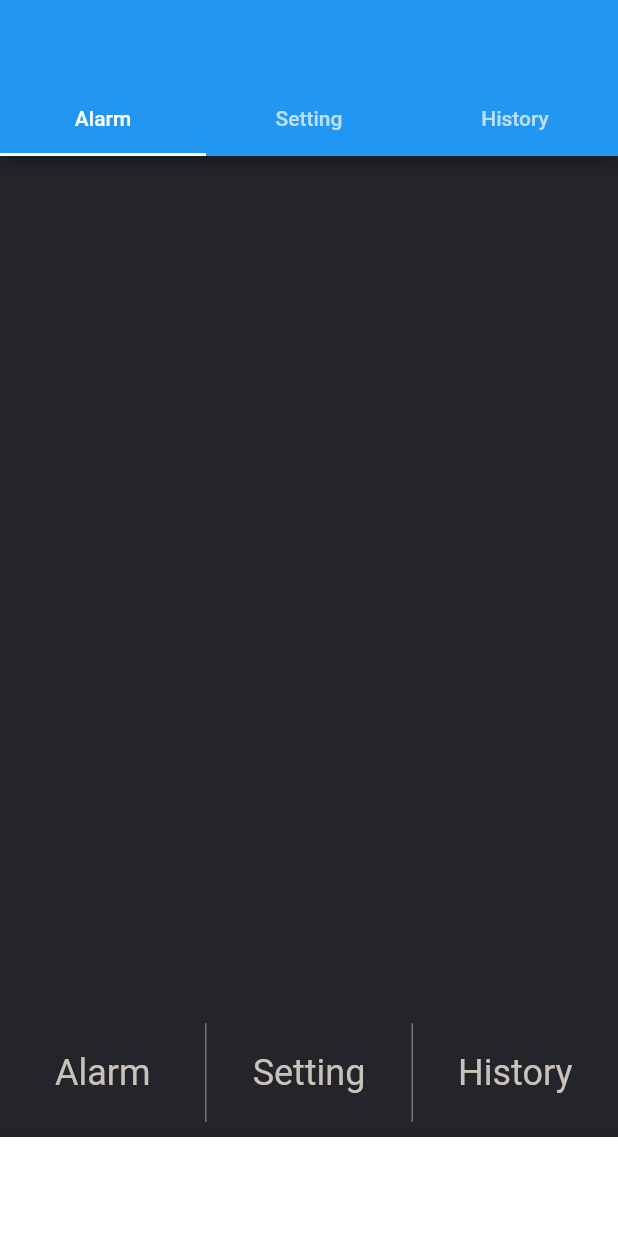
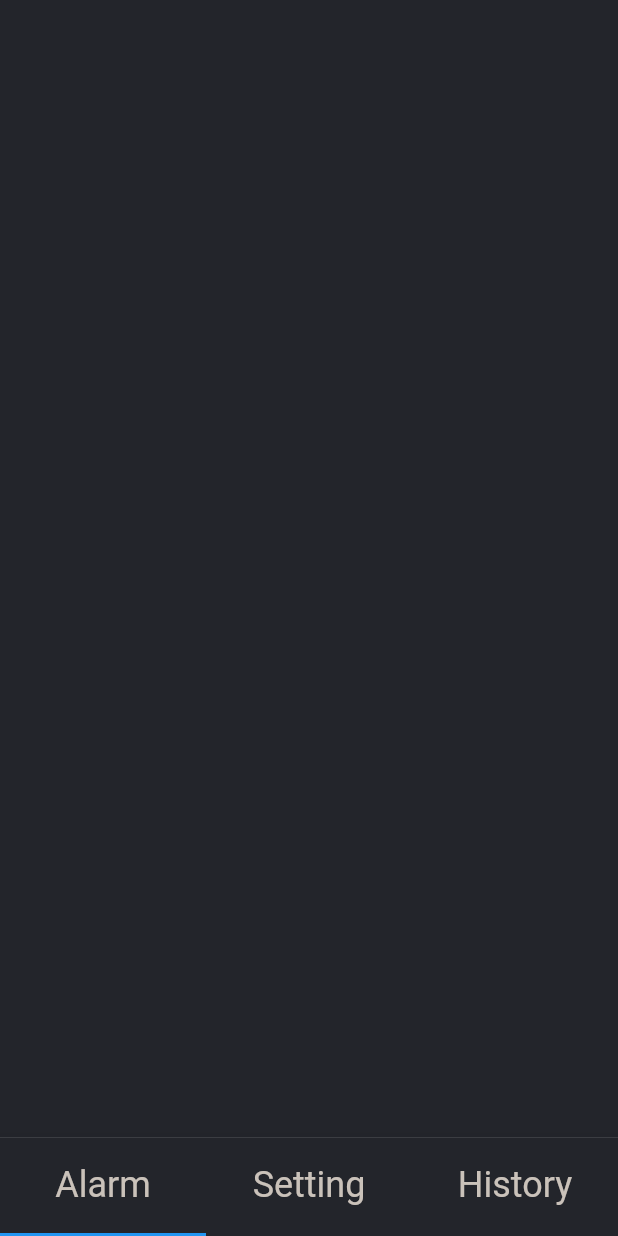
Before and after one commit to mye280c37/alarm_with_bank_transfer, a Flutter app: the screen it shows after launch, on a phone screen of 412 x 824 dp. Run offline on Flutter 3.47's test engine with Material 2 defaults, Android fonts, the phone set to English and light mode, and no system bars; Roboto replaces fonts that are missing (AppleSDGothicNeo).

Commit message:
construct tabbarview frame

```diff
--- a/lib/history.dart
+++ b/lib/history.dart
@@ -11,13 +11,11 @@ class _HistoryState extends State<History> {
     Size _size = MediaQuery.of(context).size;
     double _width = _size.width;
     double _height = _size.height;
-    return Scaffold(
-      body:Container(
-        width: _width*0.33,
-        height: _height*0.5,
-        decoration: BoxDecoration(
-          color: Colors.white60,
-        ),
+    return Container(
+      width: _width,
+      height: _height,
+      decoration: BoxDecoration(
+        color: Colors.orangeAccent,
       ),
     );
   }
--- a/lib/main.dart
+++ b/lib/main.dart
@@ -13,7 +13,7 @@ class MyApp extends StatelessWidget {
     return MaterialApp(
       title: 'Flutter Demo',
       theme: ThemeData(
-        primarySwatch: Colors.blue,
+        primaryColor: Color.fromARGB(255, 202, 194, 186),
         visualDensity: VisualDensity.adaptivePlatformDensity,
       ),
       home: MyHomePage(),
@@ -26,109 +26,63 @@ class MyHomePage extends StatefulWidget {
   _MyHomePageState createState() => _MyHomePageState();
 }
 
-class _MyHomePageState extends State<MyHomePage> {
-  int _counter = 0;
+class _MyHomePageState extends State<MyHomePage> with SingleTickerProviderStateMixin {
 
-  void _incrementCounter() {
-    setState(() {
-      _counter++;
-    });
-  }
+  final TextStyle tabBarStyle = TextStyle(
+      fontFamily: "AppleSDGothicNeo",
+      fontWeight: FontWeight.w400,
+      fontSize: 24,
+      color: Color.fromARGB(255, 202, 194, 186)
+  );
 
   @override
   Widget build(BuildContext context) {
     Size _size = MediaQuery.of(context).size;
     double _width = _size.width;
     double _height = _size.height;
-    return DefaultTabController(
-      length: 3,
-      child: Scaffold(
-        appBar: AppBar(
-          bottom: TabBar(
-            tabs: [
-              Tab(text: "Alarm",),
-              Tab(text: "Setting",),
-              Tab(text: "History",),
-            ],
-          ),
-        ),
+
+    return DefaultTabController(length: 3,
+      child:Scaffold(
         body: Center(
-          child: Container(
+          child: TabBarView(
+            children: [
+              Container(
                 width: _width,
                 height: _height,
                 decoration: BoxDecoration(
                   color: Color.fromARGB(255, 35, 37, 43),
                 ),
-            child: Stack(
-              alignment: Alignment.center,
-              children: [
-                Positioned(
-                  bottom: 10,
-                  child: _buttons(context),
               ),
+              Container(
+                width: _width,
+                height: _height,
+                decoration: BoxDecoration(
+                  color: Colors.yellowAccent,
+                ),
+              ),
+              History(),
             ],
           ),
         ),
-        ),
         bottomNavigationBar: BottomAppBar(
-          color: Colors.white,
+          color: Color.fromARGB(255, 35, 37, 43),
           child: Container(
             height: _height*0.08,
+            child: TabBar(
+              tabs: [
+                _tab("Alarm"),
+                _tab("Setting"),
+                _tab("History"),
+              ],
+            ),
           ),
         ),
       ),
     );
   }
 
-  Widget _buttons(BuildContext context){
-    Size _size = MediaQuery.of(context).size;
-    double _width = _size.width;
-    double _height = _size.height;
-    return Container(
-        width: _width,
-        height: _height*0.08,
-        child: Row(
-          children: [
-            Expanded(
-              child: GestureDetector(
-                child: _button("Alarm"),
-              ),
-            ),
-              Container(
-                width: 0.5,
-                decoration: BoxDecoration(
-                color: Color.fromARGB(255, 202, 194, 186)
-                ),
-              ),
-            Expanded(
-              child: GestureDetector(
-                child: _button("Setting"),
-              ),
-            ),
-            Container(
-              width: 0.5,
-              decoration: BoxDecoration(
-                  color: Color.fromARGB(255, 202, 194, 186)
-              ),
-            ),
-            Expanded(
-              child: GestureDetector(
-                onTap: (){
-                  Navigator.push(context, MaterialPageRoute(
-                    builder: (context) => History(),
-                  ));
-                  },
-                child: _button("History"),
-                ),
-            ),
-          ],
-    )
-    );
-  }
-
-  Widget _button(String title){
-    return Container(
-      child: Center(
+  Tab _tab(String title){
+    return Tab(
       child: Text(
         title,
         textAlign: TextAlign.center,
@@ -139,7 +93,6 @@ class _MyHomePageState extends State<MyHomePage> {
             color: Color.fromARGB(255, 202, 194, 186)
         ),
       ),
-      ),
     );
   }
 }
```
Also changed, not shown: pubspec.lock. Lines whose indentation alone changed are shown as unchanged.
